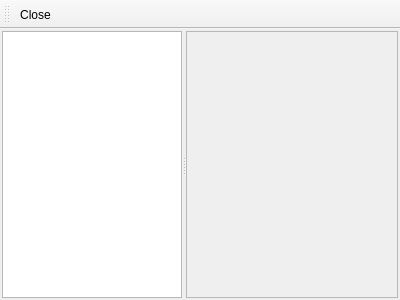
Old version of the form tortoisehg/hgqt/ManifestDialog.ui in the repository velorientc/git_test7.
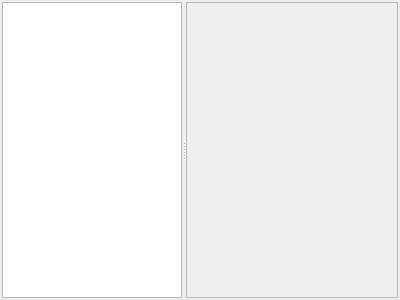
New version of the form.

Commit message:
manifestdialog: remove redundant close toolbar button
and the toolbar altogether

Diff of the .ui file:
```diff
--- a/tortoisehg/hgqt/ManifestDialog.ui
+++ b/tortoisehg/hgqt/ManifestDialog.ui
@@ -12,17 +12,9 @@
   <property name="windowTitle" >
    <string>Dialog</string>
   </property>
-  <widget class="QWidget" name="centralwidget" >
-   <property name="geometry" >
-    <rect>
-     <x>0</x>
-     <y>33</y>
-     <width>400</width>
-     <height>267</height>
-    </rect>
-   </property>
-   <layout class="QVBoxLayout" name="verticalLayout" >
-    <property name="margin" >
+  <widget class="QWidget" name="centralwidget">
+   <layout class="QVBoxLayout" name="verticalLayout">
+    <property name="margin">
      <number>2</number>
     </property>
     <item>
@@ -56,42 +48,6 @@
     </item>
    </layout>
   </widget>
-  <widget class="QToolBar" name="toolBar" >
-   <property name="geometry" >
-    <rect>
-     <x>0</x>
-     <y>0</y>
-     <width>400</width>
-     <height>33</height>
-    </rect>
-   </property>
-   <property name="windowTitle" >
-    <string>toolBar</string>
-   </property>
-   <attribute name="toolBarArea" >
-    <enum>TopToolBarArea</enum>
-   </attribute>
-   <attribute name="toolBarBreak" >
-    <bool>false</bool>
-   </attribute>
-   <addaction name="actionClose" />
-  </widget>
-  <action name="actionClose" >
-   <property name="text" >
-    <string>Close</string>
-   </property>
-   <property name="shortcut" >
-    <string>Ctrl+Q</string>
-   </property>
-  </action>
-  <action name="actionReload" >
-   <property name="text" >
-    <string>Reload</string>
-   </property>
-   <property name="shortcut" >
-    <string>Ctrl+R</string>
-   </property>
-  </action>
  </widget>
  <resources/>
  <connections/>
```
Left out of the diff: 29 changed lines with no effect on the pictures. The commit also changes 2 other files.
